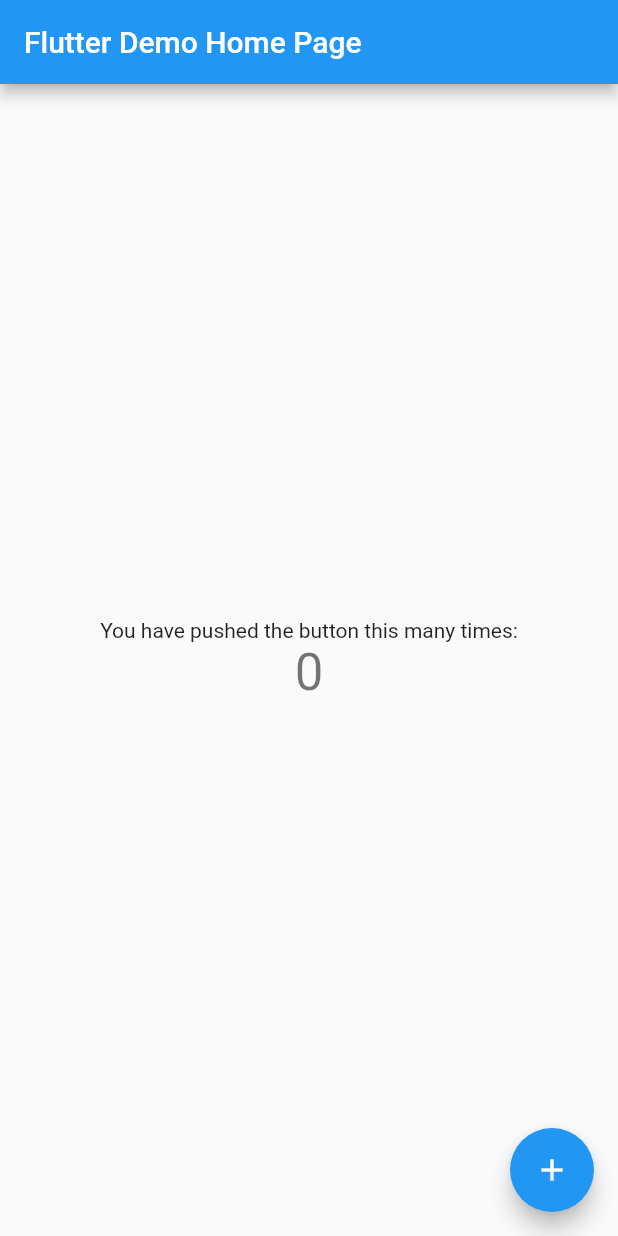
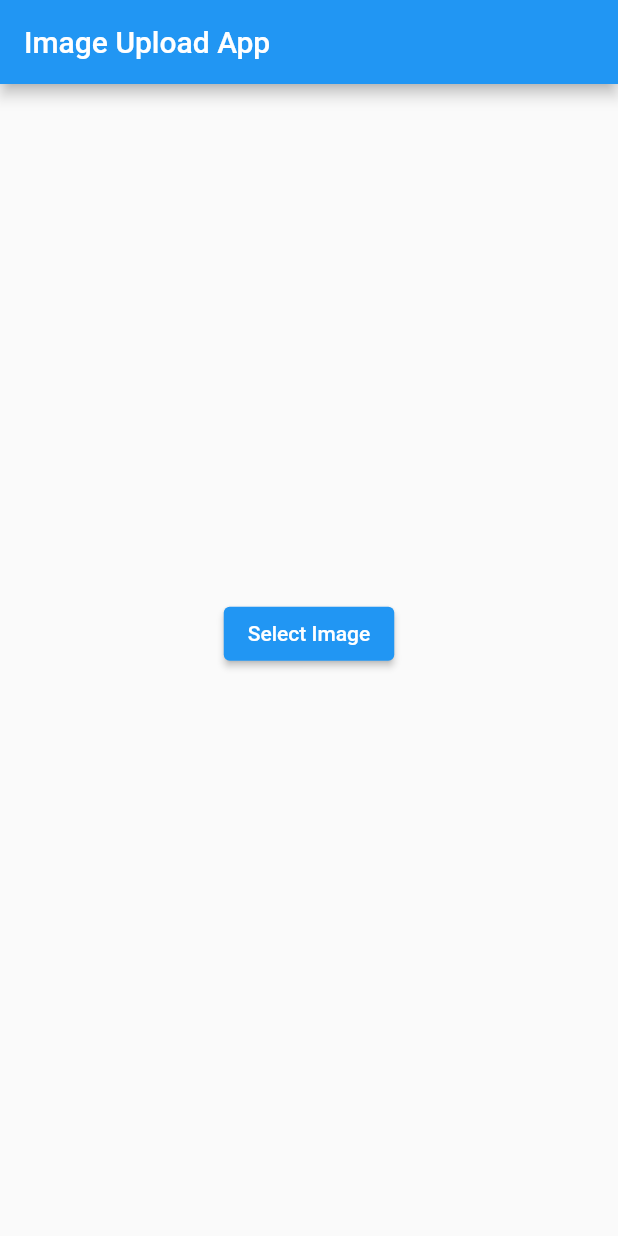
Before and after one commit to dombroks/ResNetApp, a Flutter app: the screen it shows after launch, on a phone screen of 412 x 824 dp. Run offline on Flutter 3.47's test engine with Material 2 defaults, Android fonts, the phone set to English and light mode, and no system bars; our stand-ins replace image_picker.

Commit message:
initial commit

```diff
--- a/lib/main.dart
+++ b/lib/main.dart
@@ -1,4 +1,7 @@
 import 'package:flutter/material.dart';
+import 'package:resnet/screen/image_upload_screen.dart';
+
+
 
 void main() {
   runApp(const MyApp());
@@ -11,105 +14,12 @@
   @override
   Widget build(BuildContext context) {
     return MaterialApp(
-      title: 'Flutter Demo',
+      debugShowCheckedModeBanner: false,
+      title: 'Resnet',
       theme: ThemeData(
-        // This is the theme of your application.
-        //
-        // Try running your application with "flutter run". You'll see the
-        // application has a blue toolbar. Then, without quitting the app, try
-        // changing the primarySwatch below to Colors.green and then invoke
-        // "hot reload" (press "r" in the console where you ran "flutter run",
-        // or simply save your changes to "hot reload" in a Flutter IDE).
-        // Notice that the counter didn't reset back to zero; the application
-        // is not restarted.
         primarySwatch: Colors.blue,
       ),
-      home: const MyHomePage(title: 'Flutter Demo Home Page'),
+      home: const ImageUploadScreen(),
     );
   }
 }
-
-class MyHomePage extends StatefulWidget {
-  const MyHomePage({Key? key, required this.title}) : super(key: key);
-
-  // This widget is the home page of your application. It is stateful, meaning
-  // that it has a State object (defined below) that contains fields that affect
-  // how it looks.
-
-  // This class is the configuration for the state. It holds the values (in this
-  // case the title) provided by the parent (in this case the App widget) and
-  // used by the build method of the State. Fields in a Widget subclass are
-  // always marked "final".
-
-  final String title;
-
-  @override
-  State<MyHomePage> createState() => _MyHomePageState();
-}
-
-class _MyHomePageState extends State<MyHomePage> {
-  int _counter = 0;
-
-  void _incrementCounter() {
-    setState(() {
-      // This call to setState tells the Flutter framework that something has
-      // changed in this State, which causes it to rerun the build method below
-      // so that the display can reflect the updated values. If we changed
-      // _counter without calling setState(), then the build method would not be
-      // called again, and so nothing would appear to happen.
-      _counter++;
-    });
-  }
-
-  @override
-  Widget build(BuildContext context) {
-    // This method is rerun every time setState is called, for instance as done
-    // by the _incrementCounter method above.
-    //
-    // The Flutter framework has been optimized to make rerunning build methods
-    // fast, so that you can just rebuild anything that needs updating rather
-    // than having to individually change instances of widgets.
-    return Scaffold(
-      appBar: AppBar(
-        // Here we take the value from the MyHomePage object that was created by
-        // the App.build method, and use it to set our appbar title.
-        title: Text(widget.title),
-      ),
-      body: Center(
-        // Center is a layout widget. It takes a single child and positions it
-        // in the middle of the parent.
-        child: Column(
-          // Column is also a layout widget. It takes a list of children and
-          // arranges them vertically. By default, it sizes itself to fit its
-          // children horizontally, and tries to be as tall as its parent.
-          //
-          // Invoke "debug painting" (press "p" in the console, choose the
-          // "Toggle Debug Paint" action from the Flutter Inspector in Android
-          // Studio, or the "Toggle Debug Paint" command in Visual Studio Code)
-          // to see the wireframe for each widget.
-          //
-          // Column has various properties to control how it sizes itself and
-          // how it positions its children. Here we use mainAxisAlignment to
-          // center the children vertically; the main axis here is the vertical
-          // axis because Columns are vertical (the cross axis would be
-          // horizontal).
-          mainAxisAlignment: MainAxisAlignment.center,
-          children: <Widget>[
-            const Text(
-              'You have pushed the button this many times:',
-            ),
-            Text(
-              '$_counter',
-              style: Theme.of(context).textTheme.headline4,
-            ),
-          ],
-        ),
-      ),
-      floatingActionButton: FloatingActionButton(
-        onPressed: _incrementCounter,
-        tooltip: 'Increment',
-        child: const Icon(Icons.add),
-      ), // This trailing comma makes auto-formatting nicer for build methods.
-    );
-  }
-}
--- /dev/null
+++ b/lib/screen/image_upload_screen.dart
@@ -0,0 +1,107 @@
+import 'dart:convert';
+import 'dart:io';
+import 'package:flutter/material.dart';
+import 'package:flutter/services.dart';
+import 'package:http/http.dart' as http;
+import 'package:image_picker/image_picker.dart';
+import 'package:image/image.dart' as img; // Import the image package
+
+class ImageUploadScreen extends StatefulWidget {
+  const ImageUploadScreen({Key? key}) : super(key: key);
+
+  @override
+  _ImageUploadScreenState createState() => _ImageUploadScreenState();
+}
+
+class _ImageUploadScreenState extends State<ImageUploadScreen> {
+  String _apiResponse = '';
+  final ImagePicker _picker = ImagePicker();
+
+  Future<void> _uploadImage(String base64Image) async {
+    debugPrint("at the method");
+    const apiUrl =
+        'http://192.168.1.68:8000/api/predict/'; // Replace with your API URL
+
+    try {
+      final response = await http.post(
+        Uri.parse(apiUrl),
+        body: jsonEncode({'image': base64Image}),
+        headers: {
+          'Content-Type': 'application/json',
+        },
+      );
+
+      if (response.statusCode == 200) {
+        debugPrint("200");
+        final responseData = jsonDecode(response.body);
+        final prediction = responseData['prediction'];
+        final score = responseData['score'];
+        setState(() {
+          _apiResponse = 'Prediction: $prediction\nScore: $score';
+        });
+      } else {
+        debugPrint("failed");
+        setState(() {
+          _apiResponse = 'Error: Could not process the image';
+        });
+      }
+    } catch (e) {
+      setState(() {
+        _apiResponse = 'Error: $e';
+      });
+    }
+  }
+
+  Future<void> _selectImage() async {
+    final XFile? pickedImage = await _picker.pickImage(
+      source: ImageSource.gallery,
+    );
+
+    if (pickedImage != null) {
+      final File imageFile = File(pickedImage.path);
+      final List<int> imageBytes = await imageFile.readAsBytes();
+
+      final img.Image? decodedImage =
+          img.decodeImage(Uint8List.fromList(imageBytes));
+
+      if (decodedImage != null) {
+        final String base64Image =
+            base64Encode(img.encodeJpg(decodedImage)); // Convert to base64
+        _uploadImage(base64Image);
+      } else {
+        setState(() {
+          _apiResponse = 'Error: Could not decode the selected image';
+        });
+      }
+    } else {
+      setState(() {
+        _apiResponse = 'No image selected';
+      });
+    }
+  }
+
+  @override
+  Widget build(BuildContext context) {
+    return Scaffold(
+      appBar: AppBar(
+        title: const Text('Image Upload App'),
+      ),
+      body: Center(
+        child: Column(
+          mainAxisAlignment: MainAxisAlignment.center,
+          children: <Widget>[
+            ElevatedButton(
+              onPressed: _selectImage,
+              child: const Text('Select Image'),
+            ),
+            const SizedBox(height: 16),
+            Text(
+              _apiResponse,
+              style: const TextStyle(fontSize: 16),
+            ),
+          ],
+        ),
+      ),
+    );
+  }
+}
--- a/pubspec.yaml
+++ b/pubspec.yaml
@@ -29,6 +29,9 @@
 dependencies:
   flutter:
     sdk: flutter
+  http: ^1.1.0
+  image_picker: ^1.0.4
+  image: ^4.0.17
 
 
   # The following adds the Cupertino Icons font to your application.
```
Also changed, not shown: analysis_options.yaml (added, +28 -0 lines), pubspec.lock, 23 other files.
